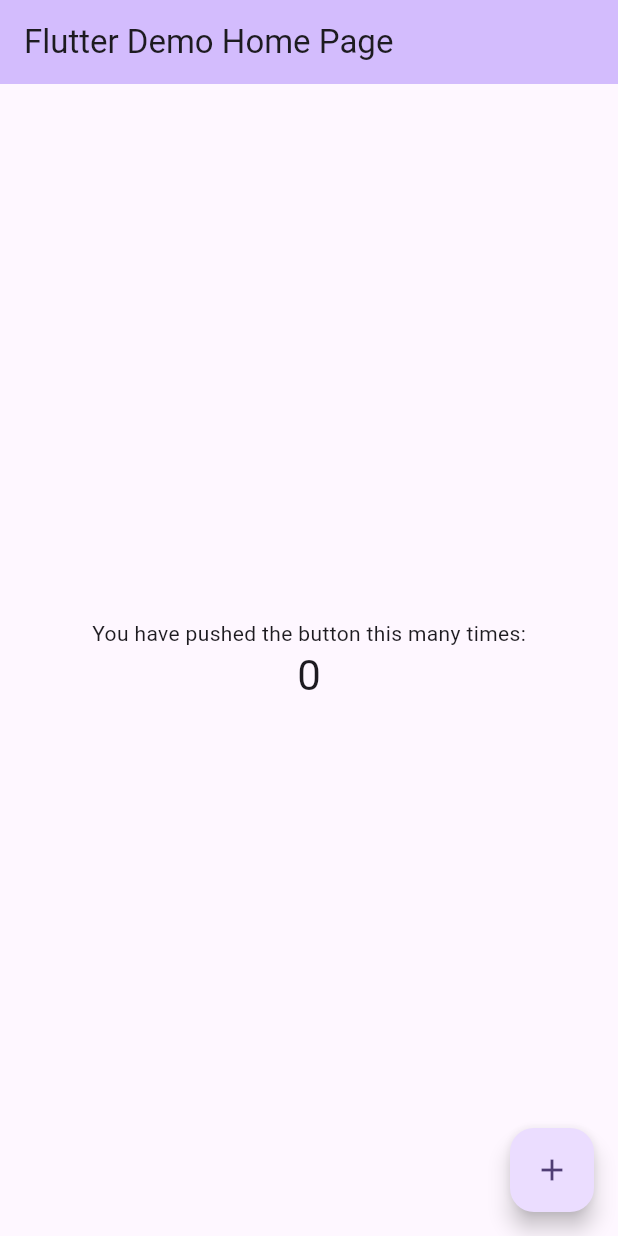
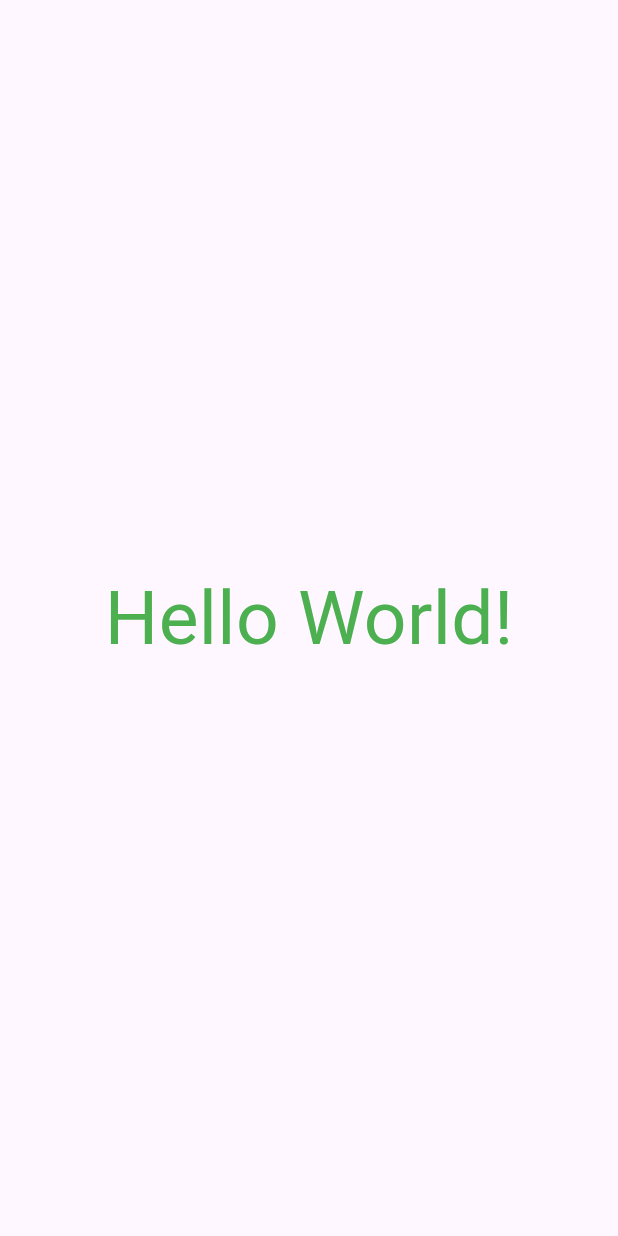
Before and after one commit to woojang1230/flutter-study, a Flutter app: the screen it shows after launch, on a phone screen of 412 x 824 dp. Run offline on Flutter 3.47's test engine with Material 3 defaults, Android fonts, the phone set to English and light mode, and no system bars.

Commit message:
feat: hello world 출력으로 기본 프로젝트 구조 구성

```diff
--- a/lib/main.dart
+++ b/lib/main.dart
@@ -1,125 +1,17 @@
 import 'package:flutter/material.dart';
 
 void main() {
-  runApp(const MyApp());
-}
-
-class MyApp extends StatelessWidget {
-  const MyApp({super.key});
-
-  // This widget is the root of your application.
-  @override
-  Widget build(BuildContext context) {
-    return MaterialApp(
-      title: 'Flutter Demo',
-      theme: ThemeData(
-        // This is the theme of your application.
-        //
-        // TRY THIS: Try running your application with "flutter run". You'll see
-        // the application has a purple toolbar. Then, without quitting the app,
-        // try changing the seedColor in the colorScheme below to Colors.green
-        // and then invoke "hot reload" (save your changes or press the "hot
-        // reload" button in a Flutter-supported IDE, or press "r" if you used
-        // the command line to start the app).
-        //
-        // Notice that the counter didn't reset back to zero; the application
-        // state is not lost during the reload. To reset the state, use hot
-        // restart instead.
-        //
-        // This works for code too, not just values: Most code changes can be
-        // tested with just a hot reload.
-        colorScheme: ColorScheme.fromSeed(seedColor: Colors.deepPurple),
-        useMaterial3: true,
-      ),
-      home: const MyHomePage(title: 'Flutter Demo Home Page'),
-    );
-  }
-}
-
-class MyHomePage extends StatefulWidget {
-  const MyHomePage({super.key, required this.title});
-
-  // This widget is the home page of your application. It is stateful, meaning
-  // that it has a State object (defined below) that contains fields that affect
-  // how it looks.
-
-  // This class is the configuration for the state. It holds the values (in this
-  // case the title) provided by the parent (in this case the App widget) and
-  // used by the build method of the State. Fields in a Widget subclass are
-  // always marked "final".
-
-  final String title;
-
-  @override
-  State<MyHomePage> createState() => _MyHomePageState();
-}
-
-class _MyHomePageState extends State<MyHomePage> {
-  int _counter = 0;
-
-  void _incrementCounter() {
-    setState(() {
-      // This call to setState tells the Flutter framework that something has
-      // changed in this State, which causes it to rerun the build method below
-      // so that the display can reflect the updated values. If we changed
-      // _counter without calling setState(), then the build method would not be
-      // called again, and so nothing would appear to happen.
-      _counter++;
-    });
-  }
-
-  @override
-  Widget build(BuildContext context) {
-    // This method is rerun every time setState is called, for instance as done
-    // by the _incrementCounter method above.
-    //
-    // The Flutter framework has been optimized to make rerunning build methods
-    // fast, so that you can just rebuild anything that needs updating rather
-    // than having to individually change instances of widgets.
-    return Scaffold(
-      appBar: AppBar(
-        // TRY THIS: Try changing the color here to a specific color (to
-        // Colors.amber, perhaps?) and trigger a hot reload to see the AppBar
-        // change color while the other colors stay the same.
-        backgroundColor: Theme.of(context).colorScheme.inversePrimary,
-        // Here we take the value from the MyHomePage object that was created by
-        // the App.build method, and use it to set our appbar title.
-        title: Text(widget.title),
-      ),
+  runApp(MaterialApp(
+    home: Scaffold(
       body: Center(
-        // Center is a layout widget. It takes a single child and positions it
-        // in the middle of the parent.
-        child: Column(
-          // Column is also a layout widget. It takes a list of children and
-          // arranges them vertically. By default, it sizes itself to fit its
-          // children horizontally, and tries to be as tall as its parent.
-          //
-          // Column has various properties to control how it sizes itself and
-          // how it positions its children. Here we use mainAxisAlignment to
-          // center the children vertically; the main axis here is the vertical
-          // axis because Columns are vertical (the cross axis would be
-          // horizontal).
-          //
-          // TRY THIS: Invoke "debug painting" (choose the "Toggle Debug Paint"
-          // action in the IDE, or press "p" in the console), to see the
-          // wireframe for each widget.
-          mainAxisAlignment: MainAxisAlignment.center,
-          children: <Widget>[
-            const Text(
-              'You have pushed the button this many times:',
-            ),
-            Text(
-              '$_counter',
-              style: Theme.of(context).textTheme.headlineMedium,
-            ),
-          ],
+        child: Text(
+          "Hello World!",
+          style: TextStyle(
+              color: Colors.green,
+              fontSize: 50
+          ),
         ),
       ),
-      floatingActionButton: FloatingActionButton(
-        onPressed: _incrementCounter,
-        tooltip: 'Increment',
-        child: const Icon(Icons.add),
-      ), // This trailing comma makes auto-formatting nicer for build methods.
-    );
-  }
+    ),
+  ));
 }
```
